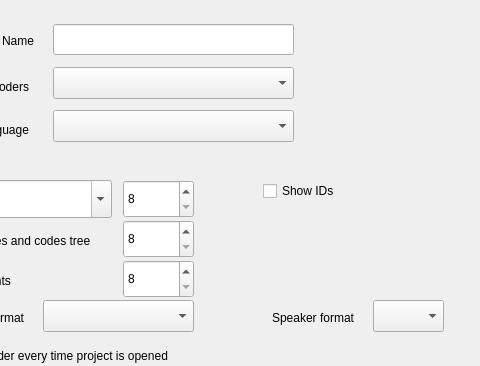
The window that GUI_UIs/ui_dialog_settings.ui (ccbogel/QualCoder) describes before a commit, drawn with Qt 5; both pictures show x 147 to 627 and y 0 to 366 of the 627 by 578 pixel window.
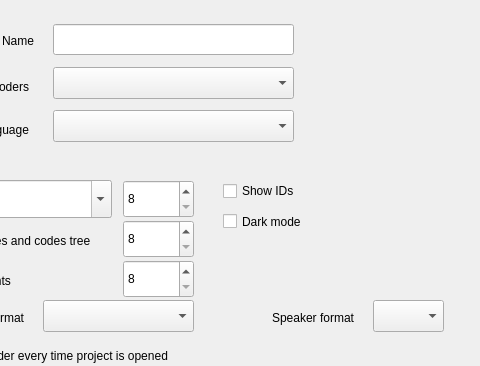
The same window after the commit.

```diff
--- a/GUI_UIs/ui_dialog_settings.ui
+++ b/GUI_UIs/ui_dialog_settings.ui
@@ -100,7 +100,7 @@
   <widget class="QCheckBox" name="checkBox">
    <property name="geometry">
     <rect>
-     <x>410</x>
+     <x>370</x>
      <y>180</y>
      <width>151</width>
      <height>22</height>
@@ -356,6 +356,19 @@
     <number>2</number>
    </property>
   </widget>
+  <widget class="QCheckBox" name="checkBox_dark_mode">
+   <property name="geometry">
+    <rect>
+     <x>370</x>
+     <y>210</y>
+     <width>191</width>
+     <height>23</height>
+    </rect>
+   </property>
+   <property name="text">
+    <string>Dark mode</string>
+   </property>
+  </widget>
  </widget>
  <tabstops>
   <tabstop>lineEdit_coderName</tabstop>
```
